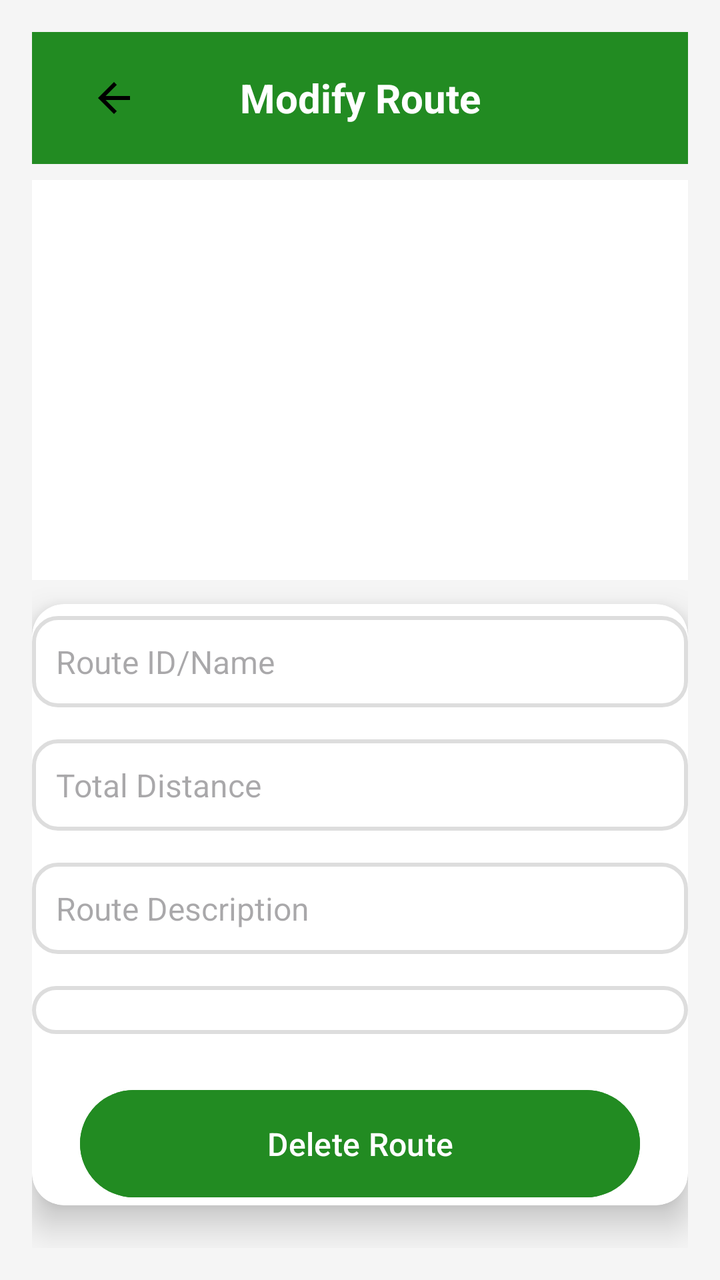
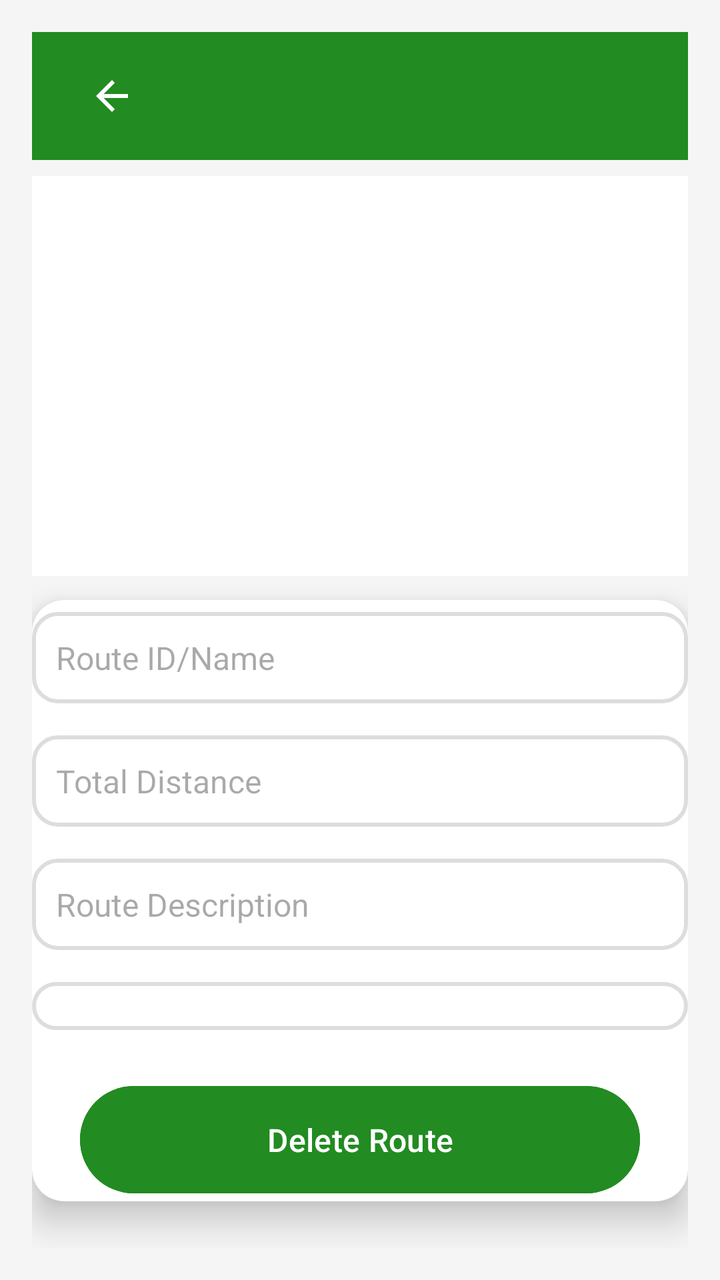

Compare the two renders of this Android layout. The source of the first and the diff that turns it into the second are given below.
<!-- AndroidManifest.xml: application theme Theme.TransportApp -->
<!-- res/layout/activity_delete_route.xml -->
<?xml version="1.0" encoding="utf-8"?>
<LinearLayout
    xmlns:android="http://schemas.android.com/apk/res/android"
    xmlns:app="http://schemas.android.com/apk/res-auto"
    android:layout_width="match_parent"
    android:layout_height="match_parent"
    android:orientation="vertical"
    android:background="#F5F5F5"
    android:padding="16dp">

    
    <androidx.appcompat.widget.Toolbar
        android:layout_width="match_parent"
        android:layout_height="wrap_content"
        android:background="@color/green"
        android:theme="@style/ThemeOverlay.AppCompat.Dark.ActionBar">

        <ImageButton
            android:layout_width="50dp"
            android:layout_height="50dp"
            android:layout_margin="8dp"
            android:background="@null"
            android:contentDescription="Back"
            android:src="@drawable/baseline_arrow_back_24" />

        <TextView
            android:layout_width="wrap_content"
            android:layout_height="wrap_content"
            android:layout_gravity="center"
            android:text="Modify Route"
            android:textColor="@android:color/white"
            android:textSize="20sp"
            android:textStyle="bold" />
    </androidx.appcompat.widget.Toolbar>

    
    <androidx.recyclerview.widget.RecyclerView
        android:id="@+id/routeRecyclerView"
        android:layout_width="match_parent"
        android:layout_height="200dp"
        android:layout_marginTop="8dp"
        android:background="@android:color/white" />

    
    <androidx.cardview.widget.CardView
        android:layout_width="match_parent"
        android:layout_height="wrap_content"
        android:layout_marginTop="12dp"
        android:backgroundTint="@color/white"
        android:padding="24dp"
        app:cardCornerRadius="16dp"
        app:cardElevation="10dp">

        <LinearLayout
            android:layout_width="match_parent"
            android:layout_height="wrap_content"
            android:orientation="vertical">

            
            <EditText
                android:id="@+id/routeNameInput"
                android:layout_width="match_parent"
                android:layout_height="wrap_content"
                android:hint="Route ID/Name"
                android:padding="12dp"
                android:layout_marginTop="6dp"
                android:background="@drawable/edittext_background"
                android:textColor="@color/black"
                android:textSize="16sp" />

            
            <EditText
                android:id="@+id/totalDistanceInput"
                android:layout_width="match_parent"
                android:layout_height="wrap_content"
                android:hint="Total Distance"
                android:layout_marginTop="16dp"
                android:padding="12dp"
                android:background="@drawable/edittext_background"
                android:inputType="numberDecimal"
                android:textColor="@color/black"
                android:textSize="16sp" />

            
            <EditText
                android:id="@+id/routeDescriptionInput"
                android:layout_width="match_parent"
                android:layout_height="wrap_content"
                android:hint="Route Description"
                android:layout_marginTop="16dp"
                android:padding="12dp"
                android:background="@drawable/edittext_background"
                android:textColor="@color/black"
                android:textSize="16sp" />

            
            <Spinner
                android:id="@+id/vehicleDropdown"
                android:layout_width="match_parent"
                android:layout_height="wrap_content"
                android:layout_marginTop="16dp"
                android:padding="12dp"
                android:background="@drawable/edittext_background" />

            
            <Button
                android:id="@+id/deleteRouteButton"
                android:layout_width="280dp"
                android:layout_height="wrap_content"
                android:text="Delete Route"
                android:layout_gravity="center"
                android:textSize="16sp"
                android:textColor="@color/white"
                android:backgroundTint="@color/green"
                android:layout_marginTop="24dp"
                android:padding="16dp"
                android:drawablePadding="8dp" />
        </LinearLayout>
    </androidx.cardview.widget.CardView>
</LinearLayout>
<!-- resources referenced by this layout -->
<resources>
  <color name="black">#FF000000</color>
  <color name="green">#228B22</color>
  <color name="white">#FFFFFFFF</color>
  <!-- drawable baseline_arrow_back_24 (drawable) -->
  <vector xmlns:android="http://schemas.android.com/apk/res/android" android:autoMirrored="true" android:height="24dp" android:tint="#000000" android:viewportHeight="24" android:viewportWidth="24" android:width="24dp">
        
      <path android:fillColor="@android:color/white" android:pathData="M20,11H7.83l5.59,-5.59L12,4l-8,8 8,8 1.41,-1.41L7.83,13H20v-2z"/>
      
  </vector>
  <!-- drawable edittext_background (drawable) -->
  <?xml version="1.0" encoding="utf-8"?>
  <shape xmlns:android="http://schemas.android.com/apk/res/android">
      <solid android:color="#FFFFFF" />
      <corners android:radius="12dp" />
      <stroke android:width="2dp" android:color="#DDDDDD" />
  </shape>
  <style name="Theme.TransportApp" parent="Base.Theme.TransportApp" />
  <style name="Base.Theme.TransportApp" parent="Theme.Material3.DayNight.NoActionBar">
          
          
      </style>
</resources>

<!-- the commit's change to res/layout/activity_delete_route.xml (unified diff, before → after) -->
@@ -5,33 +5,14 @@
     android:layout_width="match_parent"
     android:layout_height="match_parent"
     android:orientation="vertical"
-    android:background="#F5F5F5"
+    android:background="@color/screen_background"
     android:padding="16dp">
 
     
-    <androidx.appcompat.widget.Toolbar
+    <include
+        layout="@layout/toolbar"
         android:layout_width="match_parent"
-        android:layout_height="wrap_content"
-        android:background="@color/green"
-        android:theme="@style/ThemeOverlay.AppCompat.Dark.ActionBar">
-
-        <ImageButton
-            android:layout_width="50dp"
-            android:layout_height="50dp"
-            android:layout_margin="8dp"
-            android:background="@null"
-            android:contentDescription="Back"
-            android:src="@drawable/baseline_arrow_back_24" />
-
-        <TextView
-            android:layout_width="wrap_content"
-            android:layout_height="wrap_content"
-            android:layout_gravity="center"
-            android:text="Modify Route"
-            android:textColor="@android:color/white"
-            android:textSize="20sp"
-            android:textStyle="bold" />
-    </androidx.appcompat.widget.Toolbar>
+        android:layout_height="wrap_content" />
 
     
     <androidx.recyclerview.widget.RecyclerView
@@ -42,7 +23,7 @@
         android:background="@android:color/white" />
 
     
-    <androidx.cardview.widget.CardView
+    <com.google.android.material.card.MaterialCardView
         android:layout_width="match_parent"
         android:layout_height="wrap_content"
         android:layout_marginTop="12dp"
@@ -61,7 +42,7 @@
                 android:id="@+id/routeNameInput"
                 android:layout_width="match_parent"
                 android:layout_height="wrap_content"
-                android:hint="Route ID/Name"
+                android:hint="@string/hint_route_id_name"
                 android:padding="12dp"
                 android:layout_marginTop="6dp"
                 android:background="@drawable/edittext_background"
@@ -73,7 +54,7 @@
                 android:id="@+id/totalDistanceInput"
                 android:layout_width="match_parent"
                 android:layout_height="wrap_content"
-                android:hint="Total Distance"
+                android:hint="@string/hint_total_distance"
                 android:layout_marginTop="16dp"
                 android:padding="12dp"
                 android:background="@drawable/edittext_background"
@@ -86,7 +67,7 @@
                 android:id="@+id/routeDescriptionInput"
                 android:layout_width="match_parent"
                 android:layout_height="wrap_content"
-                android:hint="Route Description"
+                android:hint="@string/hint_route_description"
                 android:layout_marginTop="16dp"
                 android:padding="12dp"
                 android:background="@drawable/edittext_background"
@@ -107,7 +88,7 @@
                 android:id="@+id/deleteRouteButton"
                 android:layout_width="280dp"
                 android:layout_height="wrap_content"
-                android:text="Delete Route"
+                android:text="@string/title_delete_route"
                 android:layout_gravity="center"
                 android:textSize="16sp"
                 android:textColor="@color/white"
@@ -116,5 +97,35 @@
                 android:padding="16dp"
                 android:drawablePadding="8dp" />
         </LinearLayout>
-    </androidx.cardview.widget.CardView>
+    </com.google.android.material.card.MaterialCardView>
 </LinearLayout>
+<!-- res/layout/toolbar.xml (included above) -->
+<?xml version="1.0" encoding="utf-8"?>
+<com.google.android.material.appbar.MaterialToolbar xmlns:android="http://schemas.android.com/apk/res/android"
+    xmlns:app="http://schemas.android.com/apk/res-auto"
+    android:id="@+id/toolbar"
+    android:layout_width="match_parent"
+    android:layout_height="?attr/actionBarSize"
+    android:background="@color/green"
+    android:elevation="4dp"
+    android:theme="@style/ThemeOverlay.AppCompat.Dark.ActionBar">
+
+    <ImageButton
+        android:id="@+id/backButton"
+        android:layout_width="48dp"
+        android:layout_height="48dp"
+        android:layout_marginStart="12dp"
+        android:background="@null"
+        android:contentDescription="@string/back_button_desc"
+        android:src="@drawable/baseline_arrow_back_24"
+        app:tint="@android:color/white" />
+
+    <TextView
+        android:id="@+id/toolbar_title"
+        android:layout_width="wrap_content"
+        android:layout_height="wrap_content"
+        android:layout_gravity="center"
+        android:textColor="@android:color/white"
+        android:textSize="22sp"
+        android:textStyle="bold" />
+</com.google.android.material.appbar.MaterialToolbar>
<!-- resource entries referenced after the edit -->
@@ -2,6 +2,7 @@
 <resources>
   <color name="black">#FF000000</color>
   <color name="green">#228B22</color>
+  <color name="screen_background">#F5F5F5</color>
   <color name="white">#FFFFFFFF</color>
   <!-- drawable baseline_arrow_back_24 (drawable) -->
   <vector xmlns:android="http://schemas.android.com/apk/res/android" android:autoMirrored="true" android:height="24dp" android:tint="#000000" android:viewportHeight="24" android:viewportWidth="24" android:width="24dp">
@@ -16,10 +17,21 @@
       <corners android:radius="12dp" />
       <stroke android:width="2dp" android:color="#DDDDDD" />
   </shape>
+  <string name="back_button_desc">Navigate back</string>
+  <string name="hint_route_description">Route Description</string>
+  <string name="hint_route_id_name">Route ID/Name</string>
+  <string name="hint_total_distance">Total Distance</string>
+  <string name="title_delete_route">Delete Route</string>
   <style name="Theme.TransportApp" parent="Base.Theme.TransportApp" />
   <style name="Base.Theme.TransportApp" parent="Theme.Material3.DayNight.NoActionBar">
           
+          <item name="colorPrimary">@color/green</item>
+          <item name="colorOnPrimary">@color/white</item>
+          <item name="colorSecondary">@color/accent_orange</item>
+          <item name="colorOnSecondary">@color/black</item>
           
+          <item name="materialCardViewStyle">@style/Widget.Material3.CardView.Elevated</item>
       </style>
+  <color name="accent_orange">#FF9800</color>
 </resources>
 
